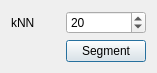
Above: ui/qG3PointDialog.ui from p-leroy/qG3Point before the change. Below: the same form after it.
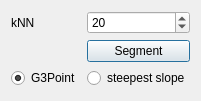
That is the form after the change.

Commit message: option to chose steepest slope, code cleaning

The edit to the form file:
```diff
--- a/ui/qG3PointDialog.ui
+++ b/ui/qG3PointDialog.ui
@@ -6,14 +6,21 @@
    <rect>
     <x>0</x>
     <y>0</y>
-    <width>157</width>
-    <height>73</height>
+    <width>190</width>
+    <height>101</height>
    </rect>
   </property>
   <property name="windowTitle">
    <string>Dialog</string>
   </property>
   <layout class="QGridLayout" name="gridLayout">
+   <item row="1" column="1">
+    <widget class="QPushButton" name="pushButtonSegment">
+     <property name="text">
+      <string>Segment</string>
+     </property>
+    </widget>
+   </item>
    <item row="0" column="0">
     <widget class="QLabel" name="label">
      <property name="text">
@@ -34,10 +41,20 @@
      </property>
     </widget>
    </item>
-   <item row="1" column="1">
-    <widget class="QPushButton" name="pushButtonSegment">
+   <item row="2" column="1">
+    <widget class="QRadioButton" name="radioButtonSteepestSlope">
      <property name="text">
-      <string>Segment</string>
+      <string>steepest slope</string>
+     </property>
+    </widget>
+   </item>
+   <item row="2" column="0">
+    <widget class="QRadioButton" name="radioButtonG3Point">
+     <property name="text">
+      <string>G3Point</string>
+     </property>
+     <property name="checked">
+      <bool>true</bool>
      </property>
     </widget>
    </item>
```
The commit also changes 9 other files.
